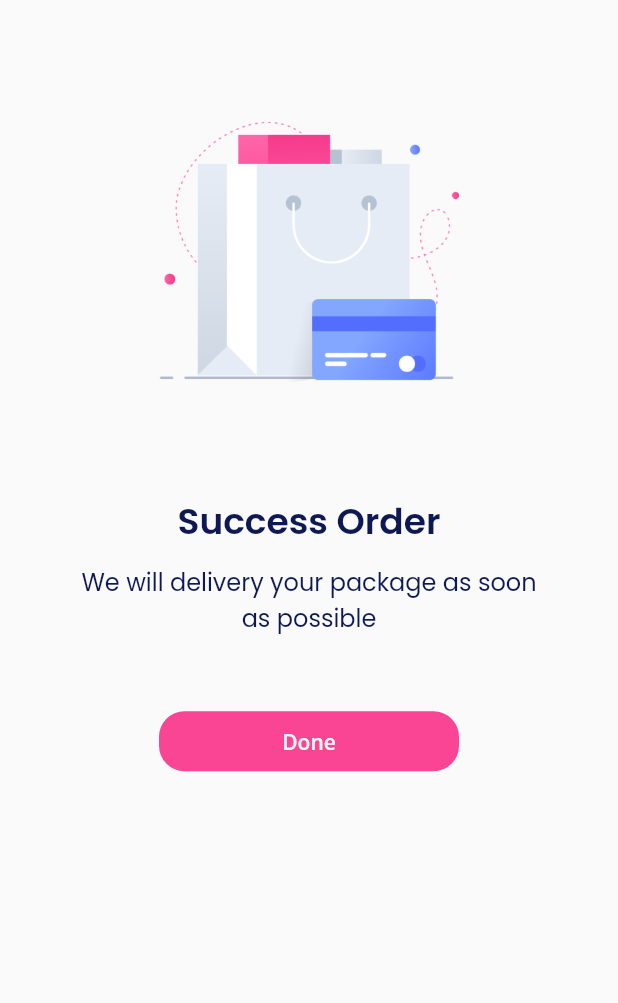
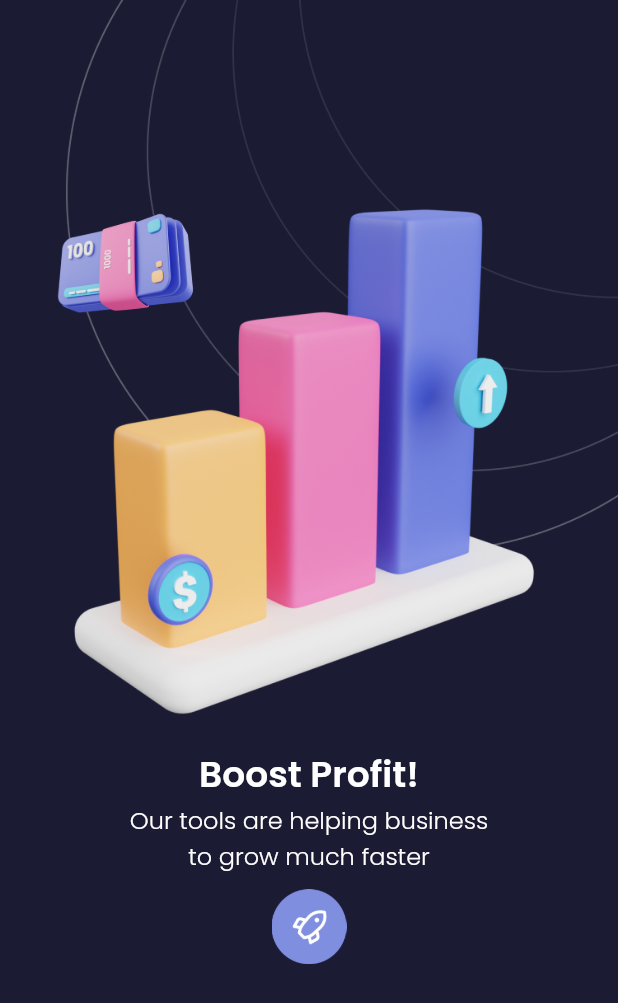
Before and after one commit to farisqadr/sevendays, a Flutter app: the screen it shows after launch, on a phone screen of 412 x 824 dp. Shown: the top 1003 px of the screen. Run offline on Flutter 3.47's test engine with Material 2 defaults, Android fonts, the phone set to English and light mode, and no system bars; our stand-ins replace google_fonts.

Commit message:
Challenge Day 4 Done

```diff
--- a/lib/main.dart
+++ b/lib/main.dart
@@ -1,11 +1,11 @@
 import 'package:flutter/material.dart';
-import 'package:sevendays/pages/empty_state.dart';
+import 'package:sevendays/pages/challenge4.dart';
 
 void main() => runApp(SevenDays());
 
 class SevenDays extends StatelessWidget {
   @override
   Widget build(BuildContext context) {
-    return MaterialApp(debugShowCheckedModeBanner: false, home: EmptyState());
+    return MaterialApp(debugShowCheckedModeBanner: false, home: Challenge4());
   }
 }
--- /dev/null
+++ b/lib/pages/challenge4.dart
@@ -0,0 +1,35 @@
+import 'package:flutter/material.dart';
+import 'package:sevendays/widget/theme.dart';
+
+class Challenge4 extends StatelessWidget {
+  @override
+  Widget build(BuildContext context) {
+    return Scaffold(
+      backgroundColor: Color(0xff1B1B33),
+      body: Column(
+        children: [
+          Image.asset(
+            'assets/profit.png',
+            fit: BoxFit.fitWidth,
+          ),
+          Text(
+            'Boost Profit!',
+            style: titleTextStyle,
+          ),
+          Text(
+            'Our tools are helping business\nto grow much faster',
+            style: descTextStyle,
+            textAlign: TextAlign.center,
+          ),
+          SizedBox(
+            height: 10,
+          ),
+          Image.asset(
+            'assets/btn_rocket.png',
+            width: 50,
+          )
+        ],
+      ),
+    );
+  }
+}
--- a/lib/widget/theme.dart
+++ b/lib/widget/theme.dart
@@ -16,6 +16,9 @@ TextStyle buttonTextStyle =
 Color whiteColor = Color(0xffFFFFFF);
 
 TextStyle titleTextStyle = GoogleFonts.poppins(
-    color: whiteColor, fontSize: 24, fontWeight: FontWeight.w300);
+    color: whiteColor, fontSize: 24, fontWeight: FontWeight.w600);
+
+TextStyle descTextStyle = GoogleFonts.poppins(
+    color: whiteColor, fontSize: 16, fontWeight: FontWeight.w300);
 
 Color pinkColor = Color(0xffF94593);
```
Also changed, not shown: assets/btn_rocket.png (added).
